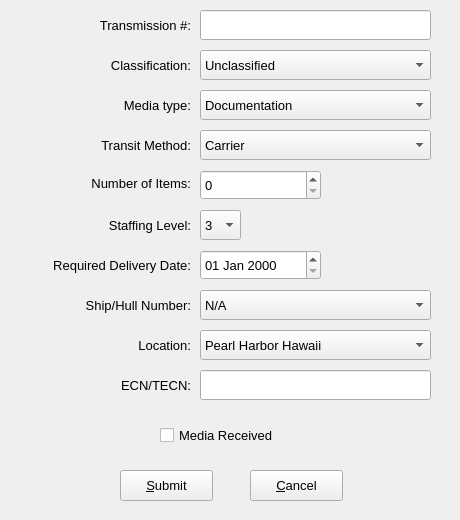
Before: the Qt Designer form frmadddelivery.ui in chhimichanga/deliveryqueue, drawn with Qt 5.
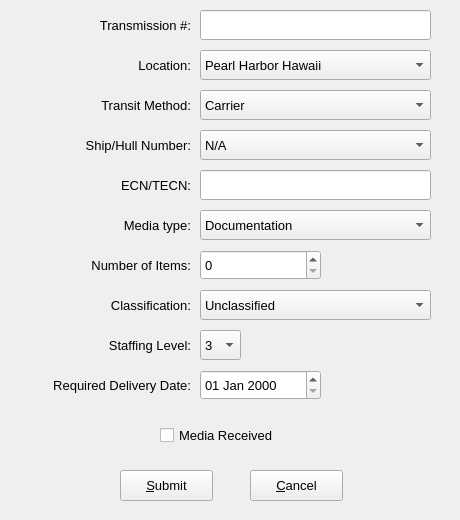
After: the same form once the commit is applied.

What changed in the file:
```diff
--- a/frmadddelivery.ui
+++ b/frmadddelivery.ui
@@ -38,7 +38,7 @@
    <property name="geometry">
     <rect>
      <x>80</x>
-     <y>90</y>
+     <y>210</y>
      <width>111</width>
      <height>30</height>
     </rect>
@@ -59,7 +59,7 @@
    <property name="geometry">
     <rect>
      <x>70</x>
-     <y>210</y>
+     <y>330</y>
      <width>121</width>
      <height>30</height>
     </rect>
@@ -80,7 +80,7 @@
    <property name="geometry">
     <rect>
      <x>70</x>
-     <y>330</y>
+     <y>50</y>
      <width>121</width>
      <height>30</height>
     </rect>
@@ -119,7 +119,7 @@
    <property name="geometry">
     <rect>
      <x>200</x>
-     <y>130</y>
+     <y>90</y>
      <width>231</width>
      <height>30</height>
     </rect>
@@ -144,7 +144,7 @@
    <property name="geometry">
     <rect>
      <x>200</x>
-     <y>170</y>
+     <y>250</y>
      <width>121</width>
      <height>30</height>
     </rect>
@@ -162,7 +162,7 @@
    <property name="geometry">
     <rect>
      <x>200</x>
-     <y>330</y>
+     <y>50</y>
      <width>231</width>
      <height>30</height>
     </rect>
@@ -212,7 +212,7 @@
    <property name="geometry">
     <rect>
      <x>70</x>
-     <y>50</y>
+     <y>290</y>
      <width>121</width>
      <height>30</height>
     </rect>
@@ -236,7 +236,7 @@
    <property name="geometry">
     <rect>
      <x>200</x>
-     <y>250</y>
+     <y>370</y>
      <width>121</width>
      <height>30</height>
     </rect>
@@ -268,7 +268,7 @@
    <property name="geometry">
     <rect>
      <x>200</x>
-     <y>210</y>
+     <y>330</y>
      <width>41</width>
      <height>30</height>
     </rect>
@@ -301,7 +301,7 @@
    <property name="geometry">
     <rect>
      <x>200</x>
-     <y>90</y>
+     <y>210</y>
      <width>231</width>
      <height>30</height>
     </rect>
@@ -331,7 +331,7 @@
    <property name="geometry">
     <rect>
      <x>200</x>
-     <y>50</y>
+     <y>290</y>
      <width>231</width>
      <height>30</height>
     </rect>
@@ -379,7 +379,7 @@
    <property name="geometry">
     <rect>
      <x>60</x>
-     <y>130</y>
+     <y>90</y>
      <width>131</width>
      <height>30</height>
     </rect>
@@ -400,7 +400,7 @@
    <property name="geometry">
     <rect>
      <x>10</x>
-     <y>250</y>
+     <y>370</y>
      <width>181</width>
      <height>30</height>
     </rect>
@@ -421,7 +421,7 @@
    <property name="geometry">
     <rect>
      <x>50</x>
-     <y>168</y>
+     <y>250</y>
      <width>141</width>
      <height>30</height>
     </rect>
@@ -442,7 +442,7 @@
    <property name="geometry">
     <rect>
      <x>200</x>
-     <y>290</y>
+     <y>130</y>
      <width>231</width>
      <height>30</height>
     </rect>
@@ -497,7 +497,7 @@
    <property name="geometry">
     <rect>
      <x>30</x>
-     <y>290</y>
+     <y>130</y>
      <width>161</width>
      <height>30</height>
     </rect>
@@ -518,7 +518,7 @@
    <property name="geometry">
     <rect>
      <x>200</x>
-     <y>370</y>
+     <y>170</y>
      <width>231</width>
      <height>30</height>
     </rect>
@@ -533,7 +533,7 @@
    <property name="geometry">
     <rect>
      <x>80</x>
-     <y>370</y>
+     <y>170</y>
      <width>111</width>
      <height>30</height>
     </rect>
```
Left out of the diff: 6 changed lines with no effect on the pictures.
